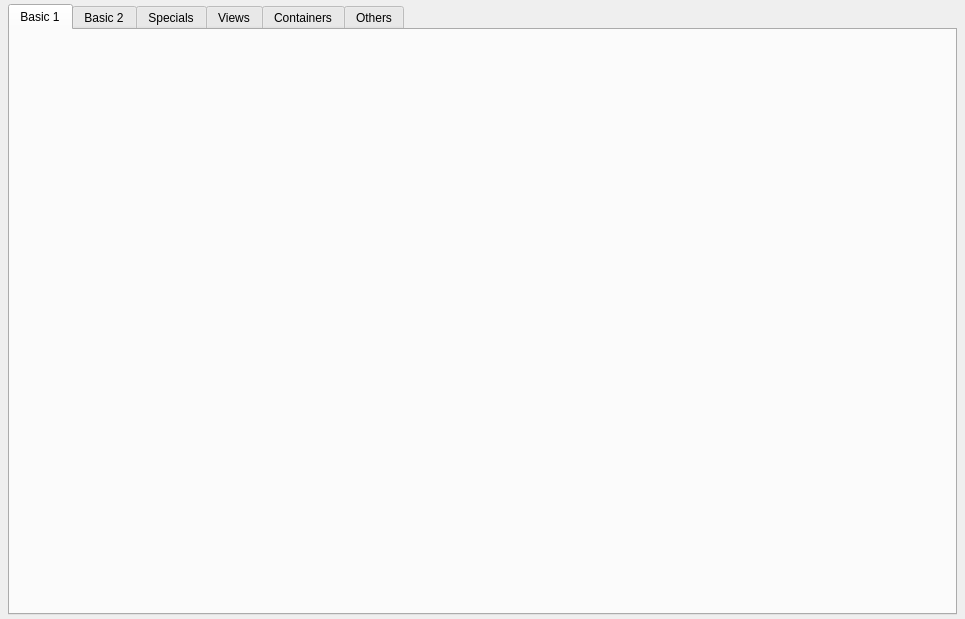
Above: src/widgetspreview.ui from alirezah95/QssCreator before the change. Below: the same form after it.
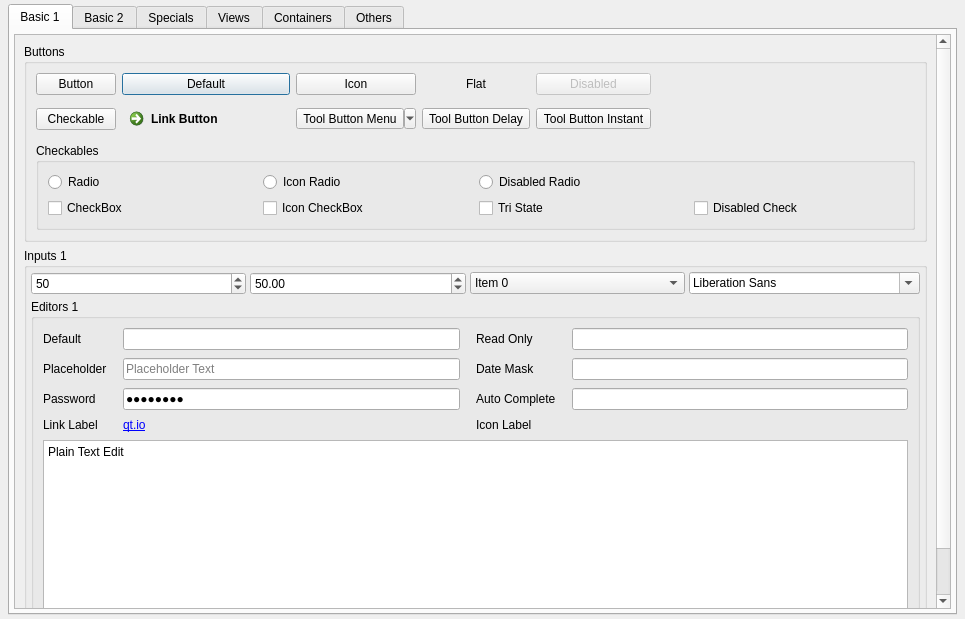
That is the form after the change. The open tabs and pages were chosen to show the change. Icons and pictures are not drawn.

Commit message: feat: add basic ui elements like buttons, checkboxes, lineedits, etc

Diff of the .ui file:
```diff
--- a/src/widgetspreview.ui
+++ b/src/widgetspreview.ui
@@ -13,7 +13,7 @@
   <property name="windowTitle">
    <string>Form</string>
   </property>
-  <layout class="QVBoxLayout" name="verticalLayout_2">
+  <layout class="QVBoxLayout" name="verticalLayout">
    <property name="spacing">
     <number>4</number>
    </property>
@@ -38,22 +38,465 @@
       <attribute name="title">
        <string>Basic 1</string>
       </attribute>
-      <layout class="QVBoxLayout" name="verticalLayout">
+      <layout class="QVBoxLayout" name="verticalLayout_8">
        <property name="spacing">
-        <number>2</number>
+        <number>4</number>
        </property>
        <property name="leftMargin">
-        <number>0</number>
+        <number>4</number>
        </property>
        <property name="topMargin">
-        <number>0</number>
+        <number>4</number>
        </property>
        <property name="rightMargin">
-        <number>0</number>
+        <number>4</number>
        </property>
        <property name="bottomMargin">
-        <number>0</number>
+        <number>4</number>
        </property>
+       <item>
+        <widget class="QScrollArea" name="scrollArea">
+         <property name="widgetResizable">
+          <bool>true</bool>
+         </property>
+         <widget class="QWidget" name="scrollAreaWidgetContents_2">
+          <property name="geometry">
+           <rect>
+            <x>0</x>
+            <y>0</y>
+            <width>921</width>
+            <height>738</height>
+           </rect>
+          </property>
+          <layout class="QVBoxLayout" name="verticalLayout_5">
+           <item>
+            <widget class="QGroupBox" name="groupBox_3">
+             <property name="title">
+              <string>Buttons</string>
+             </property>
+             <layout class="QVBoxLayout" name="verticalLayout_6">
+              <item>
+               <layout class="QGridLayout" name="gridLayout_6">
+                <property name="sizeConstraint">
+                 <enum>QLayout::SetDefaultConstraint</enum>
+                </property>
+                <item row="0" column="3">
+                 <widget class="QPushButton" name="pushButton_7">
+                  <property name="sizePolicy">
+                   <sizepolicy hsizetype="Minimum" vsizetype="Fixed">
+                    <horstretch>0</horstretch>
+                    <verstretch>0</verstretch>
+                   </sizepolicy>
+                  </property>
+                  <property name="text">
+                   <string>Flat</string>
+                  </property>
+                  <property name="flat">
+                   <bool>true</bool>
+                  </property>
+                 </widget>
+                </item>
+                <item row="0" column="4">
+                 <widget class="QPushButton" name="pushButton_8">
+                  <property name="enabled">
+                   <bool>false</bool>
+                  </property>
+                  <property name="text">
+                   <string>Disabled</string>
+                  </property>
+                 </widget>
+                </item>
+                <item row="1" column="1">
+                 <widget class="QCommandLinkButton" name="commandLinkButton_2">
+                  <property name="text">
+                   <string>Link Button</string>
+                  </property>
+                 </widget>
+                </item>
+                <item row="1" column="3">
+                 <widget class="QToolButton" name="toolButton_3">
+                  <property name="text">
+                   <string>Tool Button Delay</string>
+                  </property>
+                 </widget>
+                </item>
+                <item row="0" column="0">
+                 <widget class="QPushButton" name="pushButton_9">
+                  <property name="text">
+                   <string>Button</string>
+                  </property>
+                 </widget>
+                </item>
+                <item row="1" column="4">
+                 <widget class="QToolButton" name="toolButton_4">
+                  <property name="text">
+                   <string>Tool Button Instant</string>
+                  </property>
+                  <property name="popupMode">
+                   <enum>QToolButton::InstantPopup</enum>
+                  </property>
+                 </widget>
+                </item>
+                <item row="0" column="1">
+                 <widget class="QPushButton" name="pushButton_10">
+                  <property name="text">
+                   <string>Default</string>
+                  </property>
+                  <property name="default">
+                   <bool>true</bool>
+                  </property>
+                 </widget>
+                </item>
+                <item row="1" column="0">
+                 <widget class="QPushButton" name="pushButton_11">
+                  <property name="text">
+                   <string>Checkable</string>
+                  </property>
+                  <property name="checkable">
+                   <bool>true</bool>
+                  </property>
+                  <property name="checked">
+                   <bool>false</bool>
+                  </property>
+                 </widget>
+                </item>
+                <item row="1" column="2">
+                 <widget class="QToolButton" name="toolButtonMenuPop_2">
+                  <property name="sizePolicy">
+                   <sizepolicy hsizetype="Fixed" vsizetype="Fixed">
+                    <horstretch>0</horstretch>
+                    <verstretch>0</verstretch>
+                   </sizepolicy>
+                  </property>
+                  <property name="text">
+                   <string>Tool Button Menu</string>
+                  </property>
+                  <property name="popupMode">
+                   <enum>QToolButton::MenuButtonPopup</enum>
+                  </property>
+                 </widget>
+                </item>
+                <item row="0" column="2">
+                 <widget class="QPushButton" name="pushButton_12">
+                  <property name="text">
+                   <string>Icon</string>
+                  </property>
+                  <property name="icon">
+                   <iconset resource="../../QsstEditor/res.qrc">
+                    <normaloff>:/assets/assets/icons/qt.png</normaloff>:/assets/assets/icons/qt.png</iconset>
+                  </property>
+                 </widget>
+                </item>
+                <item row="0" column="5">
+                 <spacer name="horizontalSpacer_3">
+                  <property name="orientation">
+                   <enum>Qt::Horizontal</enum>
+                  </property>
+                  <property name="sizeHint" stdset="0">
+                   <size>
+                    <width>40</width>
+                    <height>20</height>
+                   </size>
+                  </property>
+                 </spacer>
+                </item>
+                <item row="1" column="5">
+                 <spacer name="horizontalSpacer_4">
+                  <property name="orientation">
+                   <enum>Qt::Horizontal</enum>
+                  </property>
+                  <property name="sizeHint" stdset="0">
+                   <size>
+                    <width>40</width>
+                    <height>20</height>
+                   </size>
+                  </property>
+                 </spacer>
+                </item>
+               </layout>
+              </item>
+              <item>
+               <widget class="QGroupBox" name="groupBox_5">
+                <property name="title">
+                 <string>Checkables</string>
+                </property>
+                <layout class="QGridLayout" name="gridLayout_7">
+                 <item row="1" column="2">
+                  <widget class="QCheckBox" name="checkBox_5">
+                   <property name="text">
+                    <string>Tri State</string>
+                   </property>
+                   <property name="tristate">
+                    <bool>true</bool>
+                   </property>
+                  </widget>
+                 </item>
+                 <item row="0" column="2" colspan="2">
+                  <widget class="QRadioButton" name="radioButton_4">
+                   <property name="text">
+                    <string>Disabled Radio</string>
+                   </property>
+                  </widget>
+                 </item>
+                 <item row="0" column="0">
+                  <widget class="QRadioButton" name="radioButton_5">
+                   <property name="text">
+                    <string>Radio</string>
+                   </property>
+                  </widget>
+                 </item>
+                 <item row="1" column="3">
+                  <widget class="QCheckBox" name="checkBox_6">
+                   <property name="text">
+                    <string>Disabled Check</string>
+                   </property>
+                  </widget>
+                 </item>
+                 <item row="1" column="1">
+                  <widget class="QCheckBox" name="checkBox_7">
+                   <property name="text">
+                    <string>Icon CheckBox</string>
+                   </property>
+                   <property name="icon">
+                    <iconset resource="../../QsstEditor/res.qrc">
+                     <normaloff>:/assets/assets/icons/flag-red.png</normaloff>:/assets/assets/icons/flag-red.png</iconset>
+                   </property>
+                  </widget>
+                 </item>
+                 <item row="1" column="0">
+                  <widget class="QCheckBox" name="checkBox_8">
+                   <property name="text">
+                    <string>CheckBox</string>
+                   </property>
+                  </widget>
+                 </item>
+                 <item row="0" column="1">
+                  <widget class="QRadioButton" name="radioButton_6">
+                   <property name="text">
+                    <string>Icon Radio</string>
+                   </property>
+                   <property name="icon">
+                    <iconset resource="../../QsstEditor/res.qrc">
+                     <normaloff>:/assets/assets/icons/flag-red.png</normaloff>:/assets/assets/icons/flag-red.png</iconset>
+                   </property>
+                  </widget>
+                 </item>
+                </layout>
+               </widget>
+              </item>
+             </layout>
+            </widget>
+           </item>
+           <item>
+            <widget class="QGroupBox" name="groupBox_8">
+             <property name="title">
+              <string>Inputs 1</string>
+             </property>
+             <layout class="QVBoxLayout" name="verticalLayout_7" stretch="0,0">
+              <property name="spacing">
+               <number>4</number>
+              </property>
+              <property name="leftMargin">
+               <number>4</number>
+              </property>
+              <property name="topMargin">
+               <number>4</number>
+              </property>
+              <property name="rightMargin">
+               <number>4</number>
+              </property>
+              <property name="bottomMargin">
+               <number>4</number>
+              </property>
+              <item>
+               <layout class="QHBoxLayout" name="horizontalLayout_2">
+                <item>
+                 <widget class="QSpinBox" name="spinBox_2">
+                  <property name="value">
+                   <number>50</number>
+                  </property>
+                 </widget>
+                </item>
+                <item>
+                 <widget class="QDoubleSpinBox" name="doubleSpinBox_2">
+                  <property name="value">
+                   <double>50.000000000000000</double>
+                  </property>
+                 </widget>
+                </item>
+                <item>
+                 <widget class="QComboBox" name="comboBox_2">
+                  <item>
+                   <property name="text">
+                    <string>Item 0</string>
+                   </property>
+                  </item>
+                  <item>
+                   <property name="text">
+                    <string>Item 1</string>
+                   </property>
+                  </item>
+                  <item>
+                   <property name="text">
+                    <string>Item 2</string>
+                   </property>
+                  </item>
+                  <item>
+                   <property name="text">
+                    <string>Item 3</string>
+                   </property>
+                  </item>
+                 </widget>
+                </item>
+                <item>
+                 <widget class="QFontComboBox" name="fontComboBox_2"/>
+                </item>
+               </layout>
+              </item>
+              <item>
+               <widget class="QGroupBox" name="groupBox_6">
+                <property name="title">
+                 <string>Editors 1</string>
+                </property>
+                <layout class="QGridLayout" name="gridLayout_8">
+                 <property name="sizeConstraint">
+                  <enum>QLayout::SetMinimumSize</enum>
+                 </property>
+                 <property name="horizontalSpacing">
+                  <number>16</number>
+                 </property>
+                 <property name="verticalSpacing">
+                  <number>8</number>
+                 </property>
+                 <item row="2" column="3">
+                  <widget class="QLineEdit" name="lineEdit_7">
+                   <property name="text">
+                    <string/>
+                   </property>
+                  </widget>
+                 </item>
+                 <item row="1" column="0">
+                  <widget class="QLabel" name="label_11">
+                   <property name="text">
+                    <string>Placeholder</string>
+                   </property>
+                  </widget>
+                 </item>
+                 <item row="1" column="2">
+                  <widget class="QLabel" name="label_12">
+                   <property name="text">
+                    <string>Date Mask</string>
+                   </property>
+                  </widget>
+                 </item>
+                 <item row="0" column="1">
+                  <widget class="QLineEdit" name="lineEdit_8"/>
+                 </item>
+                 <item row="3" column="2">
+                  <widget class="QLabel" name="label_13">
+                   <property name="text">
+                    <string>Icon Label</string>
+                   </property>
+                  </widget>
+                 </item>
+                 <item row="3" column="1">
+                  <widget class="QLabel" name="label_14">
+                   <property name="text">
+                    <string>&lt;a href=\&quot;https://www.qt.io/\&quot;&gt;qt.io&lt;/a&gt;</string>
+                   </property>
+                   <property name="textFormat">
+                    <enum>Qt::RichText</enum>
+                   </property>
+                   <property name="openExternalLinks">
+                    <bool>true</bool>
+                   </property>
+                   <property name="textInteractionFlags">
+                    <set>Qt::TextBrowserInteraction</set>
+                   </property>
+                  </widget>
+                 </item>
+                 <item row="0" column="3">
+                  <widget class="QLineEdit" name="lineEdit_9"/>
+                 </item>
+                 <item row="1" column="3">
+                  <widget class="QLineEdit" name="lineEdit_10"/>
+                 </item>
+                 <item row="3" column="0">
+                  <widget class="QLabel" name="label_15">
+                   <property name="text">
+                    <string>Link Label</string>
+                   </property>
+                  </widget>
+                 </item>
+                 <item row="3" column="3">
+                  <widget class="QLabel" name="label_16">
+                   <property name="text">
+                    <string>&lt;html&gt;&lt;head/&gt;&lt;body&gt;&lt;p&gt;&lt;img src=&quot;:/assets/assets/icons/qt.png&quot; width=&quot;32&quot; height=&quot;24&quot;/&gt;&lt;/p&gt;&lt;/body&gt;&lt;/html&gt;</string>
+                   </property>
+                  </widget>
+                 </item>
+                 <item row="1" column="1">
+                  <widget class="QLineEdit" name="lineEdit_11">
+                   <property name="placeholderText">
+                    <string>Placeholder Text</string>
+                   </property>
+                  </widget>
+                 </item>
+                 <item row="2" column="2">
+                  <widget class="QLabel" name="label_17">
+                   <property name="text">
+                    <string>Auto Complete</string>
+                   </property>
+                  </widget>
+                 </item>
+                 <item row="2" column="1">
+                  <widget class="QLineEdit" name="lineEdit_12">
+                   <property name="text">
+                    <string>Password</string>
+                   </property>
+                   <property name="echoMode">
+                    <enum>QLineEdit::Password</enum>
+                   </property>
+                  </widget>
+                 </item>
+                 <item row="2" column="0">
+                  <widget class="QLabel" name="label_18">
+                   <property name="text">
+                    <string>Password</string>
+                   </property>
+                  </widget>
+                 </item>
+                 <item row="0" column="2">
+                  <widget class="QLabel" name="label_19">
+                   <property name="text">
+                    <string>Read Only</string>
+                   </property>
+                  </widget>
+                 </item>
+                 <item row="0" column="0">
+                  <widget class="QLabel" name="label_20">
+                   <property name="text">
+                    <string>Default</string>
+                   </property>
+                  </widget>
+                 </item>
+                 <item row="4" column="0" colspan="4">
+                  <widget class="QPlainTextEdit" name="plainTextEdit_2">
+                   <property name="plainText">
+                    <string>Plain Text Edit</string>
+                   </property>
+                  </widget>
+                 </item>
+                </layout>
+               </widget>
+              </item>
+             </layout>
+            </widget>
+           </item>
+          </layout>
+         </widget>
+        </widget>
+       </item>
       </layout>
      </widget>
      <widget class="QWidget" name="basic2">
```
Left out of the diff: 222 changed lines with no effect on the pictures.
